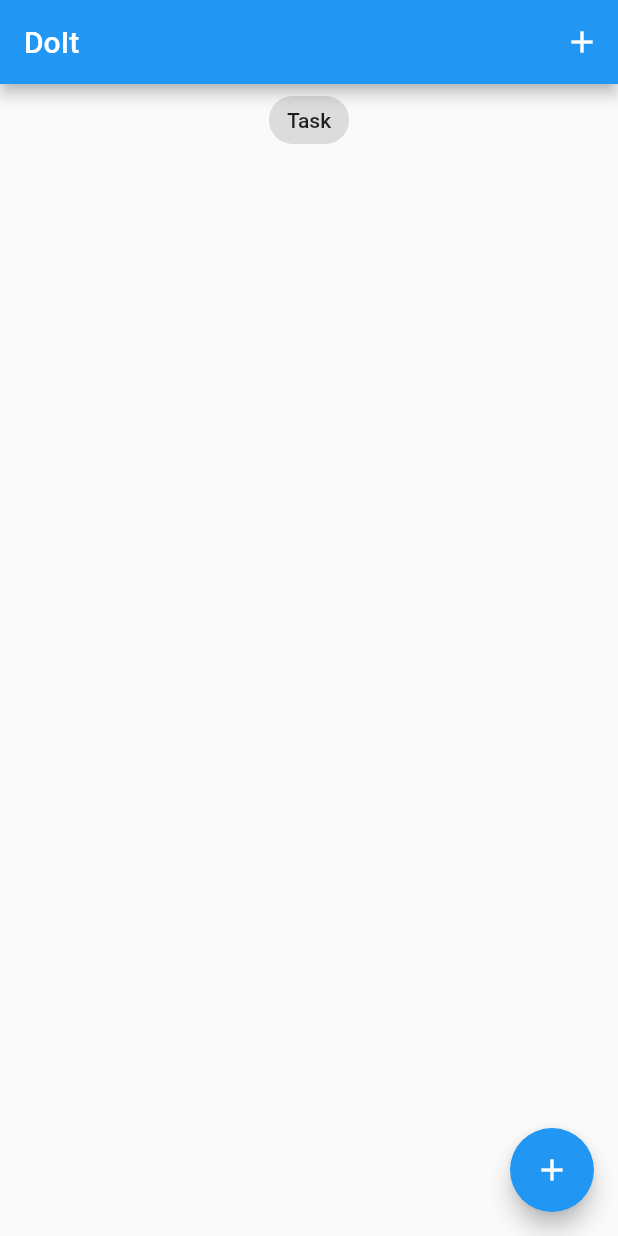
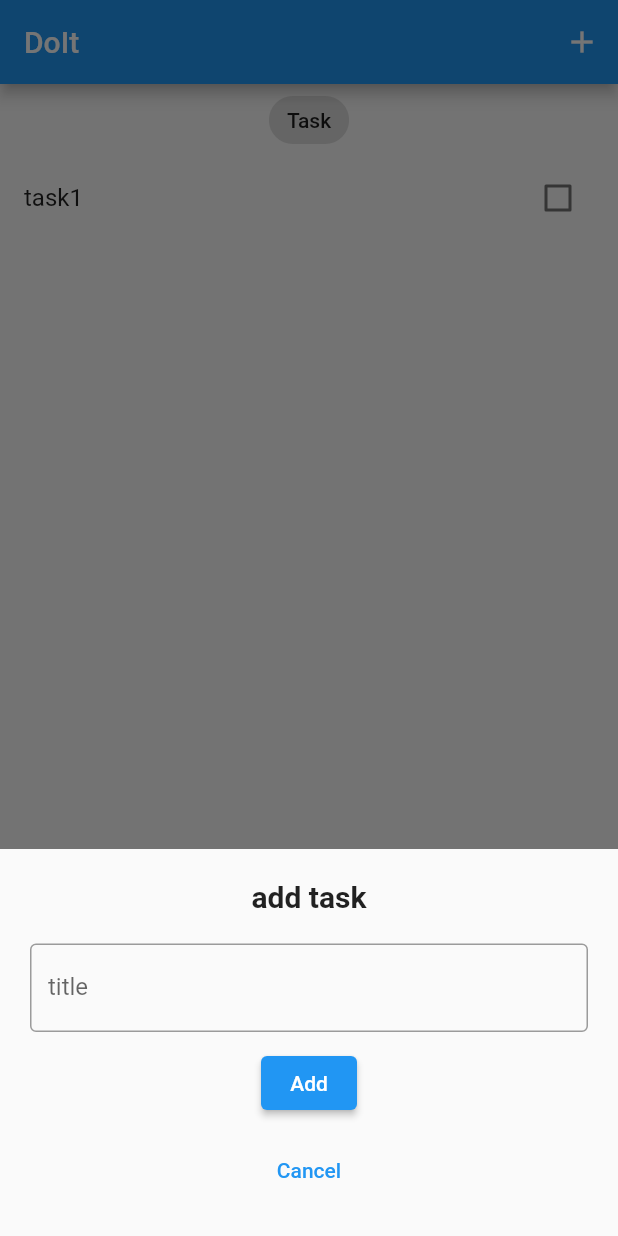
Before and after one commit to vishnu303/Do-It, a Flutter app: the screen it shows after launch, after a tap on the "add" icon, on a phone screen of 412 x 824 dp. Run offline on Flutter 3.47's test engine with Material 2 defaults, Android fonts, the phone set to English and light mode, and no system bars; our stand-ins replace equatable, flutter_bloc.

Commit message:
Add task

```diff
--- a/lib/blocs/task_bloc/task_bloc.dart
+++ b/lib/blocs/task_bloc/task_bloc.dart
@@ -1,4 +1,5 @@
-import 'package:bloc/bloc.dart';
+import 'package:flutter_bloc/flutter_bloc.dart';
+
 import 'package:equatable/equatable.dart';
 
 import 'package:do_it/models/task.dart';
--- a/lib/main.dart
+++ b/lib/main.dart
@@ -1,7 +1,13 @@
+import 'package:do_it/blocs/task_bloc/task_bloc.dart';
+import 'package:do_it/models/task.dart';
+import 'package:flutter_bloc/flutter_bloc.dart';
+
 import '/screens/task_screen.dart';
 import 'package:flutter/material.dart';
 
 void main() {
+  // ignore: deprecated_member_use
+  // BlocOverrides.runZoned((() => runApp(const MyApp())));
   runApp(const MyApp());
 }
 
@@ -10,10 +16,18 @@ class MyApp extends StatelessWidget {
 
   @override
   Widget build(BuildContext context) {
-    return MaterialApp(
-      debugShowCheckedModeBanner: false,
-      title: 'Bloc Demo',
-      home: TaskScreen(),
+    return BlocProvider(
+      create: (context) => TaskBloc()
+        ..add(
+          AddTask(
+            task: Task(title: 'task1'),
+          ),
+        ),
+      child: const MaterialApp(
+        debugShowCheckedModeBanner: false,
+        title: 'Bloc Demo',
+        home: TaskScreen(),
+      ),
     );
   }
 }
--- /dev/null
+++ b/lib/screens/add_task_screen.dart
@@ -0,0 +1,60 @@
+import 'package:do_it/models/task.dart';
+import 'package:flutter/material.dart';
+
+import 'package:flutter_bloc/flutter_bloc.dart';
+
+import '../blocs/task_bloc/task_bloc.dart';
+
+class AddTaskScreen extends StatelessWidget {
+  const AddTaskScreen({super.key});
+
+  @override
+  Widget build(BuildContext context) {
+    TextEditingController titleController = TextEditingController();
+    return SingleChildScrollView(
+      child: Container(
+        padding: EdgeInsets.only(
+            bottom: MediaQuery.of(context).viewInsets.bottom,
+            left: 20,
+            right: 20,
+            top: 20),
+        child: Column(
+          children: [
+            const Center(
+              child: Text(
+                'add task',
+                style: TextStyle(
+                  fontSize: 20,
+                  fontWeight: FontWeight.bold,
+                ),
+              ),
+            ),
+            const SizedBox(height: 20),
+            TextField(
+              controller: titleController,
+              decoration: const InputDecoration(
+                labelText: 'title',
+                border: OutlineInputBorder(),
+              ),
+            ),
+            const SizedBox(height: 10),
+            ElevatedButton(
+              onPressed: () {
+                Task task = Task(title: titleController.text);
+                (context).read<TaskBloc>().add(AddTask(task: task));
+                Navigator.of(context).pop();
+              },
+              child: const Text('Add'),
+            ),
+            const SizedBox(height: 10),
+            TextButton(
+              onPressed: () => Navigator.of(context).pop(),
+              child: const Text('Cancel'),
+            ),
+            const SizedBox(height: 20),
+          ],
+        ),
+      ),
+    );
+  }
+}
--- a/lib/screens/task_screen.dart
+++ b/lib/screens/task_screen.dart
@@ -1,19 +1,31 @@
-import 'package:do_it/models/task.dart';
+import 'package:do_it/screens/add_task_screen.dart';
 import 'package:flutter/material.dart';
+import 'package:flutter_bloc/flutter_bloc.dart';
 
+import '../blocs/task_bloc/task_bloc.dart';
 import '../widget/list_task.dart';
 
 class TaskScreen extends StatelessWidget {
   const TaskScreen({super.key});
 
+  void _addTask(BuildContext context) {
+    showModalBottomSheet(
+        context: context,
+        builder: (context) {
+          return const AddTaskScreen();
+        });
+  }
+
   @override
   Widget build(BuildContext context) {
+    return BlocBuilder<TaskBloc, TaskState>(
+      builder: (context, state) {
         return Scaffold(
           appBar: AppBar(
             title: const Text('DoIt'),
             actions: [
               IconButton(
-            onPressed: () {},
+                onPressed: () => _addTask(context),
                 icon: const Icon(Icons.add),
               ),
             ],
@@ -26,14 +38,16 @@ class TaskScreen extends StatelessWidget {
                   label: Text('Task'),
                 ),
               ),
-          ListTask(taskList: [])
+              ListTask(taskList: state.taskList)
             ],
           ),
           floatingActionButton: FloatingActionButton(
-        onPressed: () {},
+            onPressed: () => _addTask(context),
             tooltip: 'Add Task',
             child: const Icon(Icons.add),
           ),
         );
+      },
+    );
   }
 }
```
Lines whose indentation alone changed are shown as unchanged.
